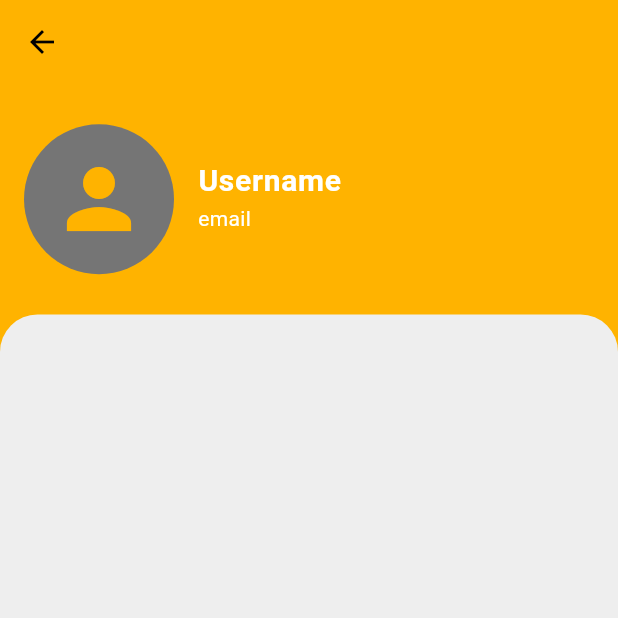
After one commit to AhmedKashkoush/Plasma-Qr-Reader, a Flutter app: the ScanResultScreen screen opened directly, on a phone screen of 412 x 824 dp, the top half of it. The commit adds this screen. Run offline on Flutter 3.47's test engine with Material 2 defaults, Android fonts, the phone set to English and light mode, and no system bars; our stand-ins replace fluttertoast, permission_handler; missing offline and left inert: qr_code_scanner.

Commit message:
fixed repeated scan,added result page

```diff
--- a/lib/Constants/app_constants.dart
+++ b/lib/Constants/app_constants.dart
@@ -1,11 +1,12 @@
 import 'package:flutter/material.dart';
 
 const String qrSignature = 'plasma-donor-data:';
-const Color primaryColor = Color(0xFFFFB300);
 const MaterialColor primarySwatch = Colors.amber;
 //light
+const Color primaryColor = Color(0xFFFFB300);
 const Color scaffoldBackgroundColor = Color(0xFFEEEEEE);
 const Color iconColor = Color(0xFF9E9E9E);
 //dark
+const Color primaryDarkColor = Color(0xFF805A00);
 const Color scaffoldDarkBackgroundColor = Color(0xFF212121);
 const Color iconDarkColor = Color(0xFF757575);
--- /dev/null
+++ b/lib/View/Screens/scan_result_screen.dart
@@ -0,0 +1,58 @@
+import 'package:flutter/cupertino.dart';
+import 'package:flutter/material.dart';
+import 'package:plasma_qr_reader/Constants/app_constants.dart';
+
+class ScanResultScreen extends StatelessWidget {
+  const ScanResultScreen({Key? key}) : super(key: key);
+
+  @override
+  Widget build(BuildContext context) {
+    final bool isDark = Theme.of(context).brightness == Brightness.dark;
+    return Scaffold(
+      appBar: AppBar(
+        backgroundColor: Colors.transparent,
+        elevation: 0,
+      ),
+      backgroundColor: isDark?primaryDarkColor:primaryColor,
+      body: Column(
+        children: [
+          Expanded(
+            child: Padding(
+              padding: const EdgeInsets.symmetric(horizontal: 16.0),
+              child: Row(
+                children: [
+                  CircleAvatar(
+                    radius: 50,
+                    backgroundColor: iconDarkColor,
+                    child: Icon(
+                      Icons.person,
+                      size: 64,
+                      color: primaryColor,
+                    ),
+                  ),
+                  Expanded(
+                    child: ListTile(
+                      title: const Text(
+                        'Username',
+                        style: TextStyle(fontWeight: FontWeight.bold, fontSize: 20,color: Colors.white),
+                      ),
+                      subtitle: const Text('email',style: TextStyle(color: Colors.white),),
+                    ),
+                  ),
+                ],
+              ),
+            ),
+          ),
+          Expanded(
+              flex: 4,
+              child: Container(
+                decoration: BoxDecoration(
+                  color: Theme.of(context).scaffoldBackgroundColor,
+                  borderRadius: BorderRadius.vertical(top: Radius.circular(25)),
+                ),
+              )),
+        ],
+      ),
+    );
+  }
+}
--- a/lib/main.dart
+++ b/lib/main.dart
@@ -17,6 +17,7 @@ class MyApp extends StatelessWidget {
   Widget build(BuildContext context) {
     return MaterialApp(
       title: 'Plasma QR Reader',
+      debugShowCheckedModeBanner: false,
       theme: ThemeHelper.lightTheme,
       darkTheme: ThemeHelper.darkTheme,
       themeMode: ThemeHelper.themeMode,
```
Also changed, not shown: lib/View/Screens/scan_screen.dart (+106 -9 lines).
